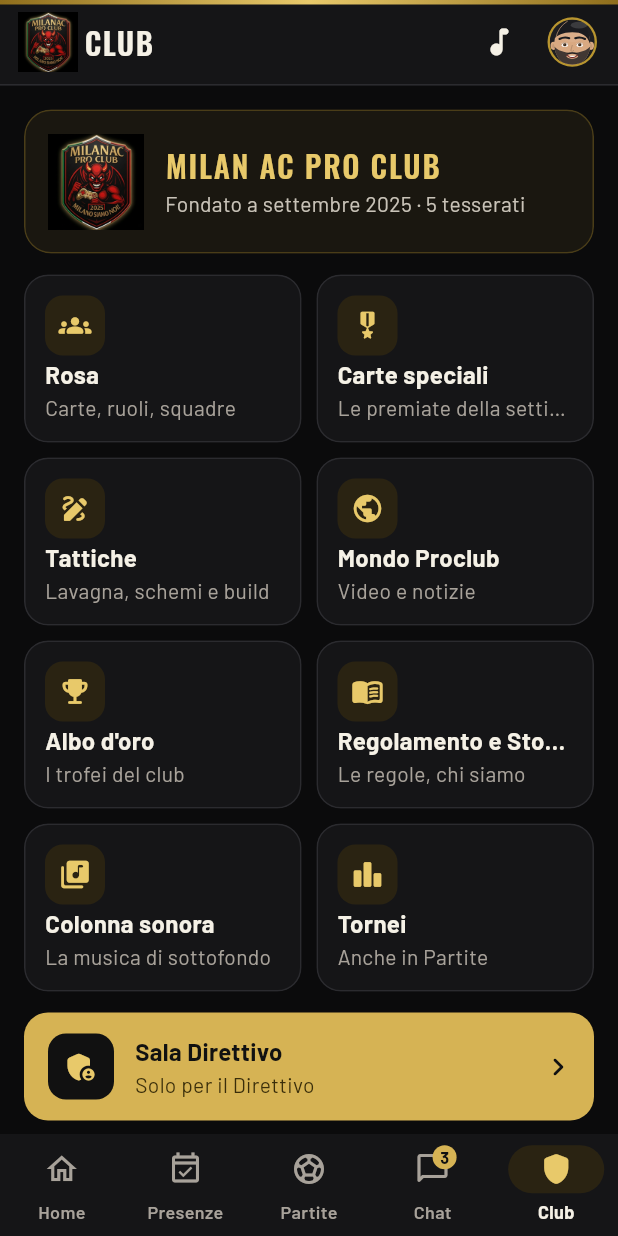
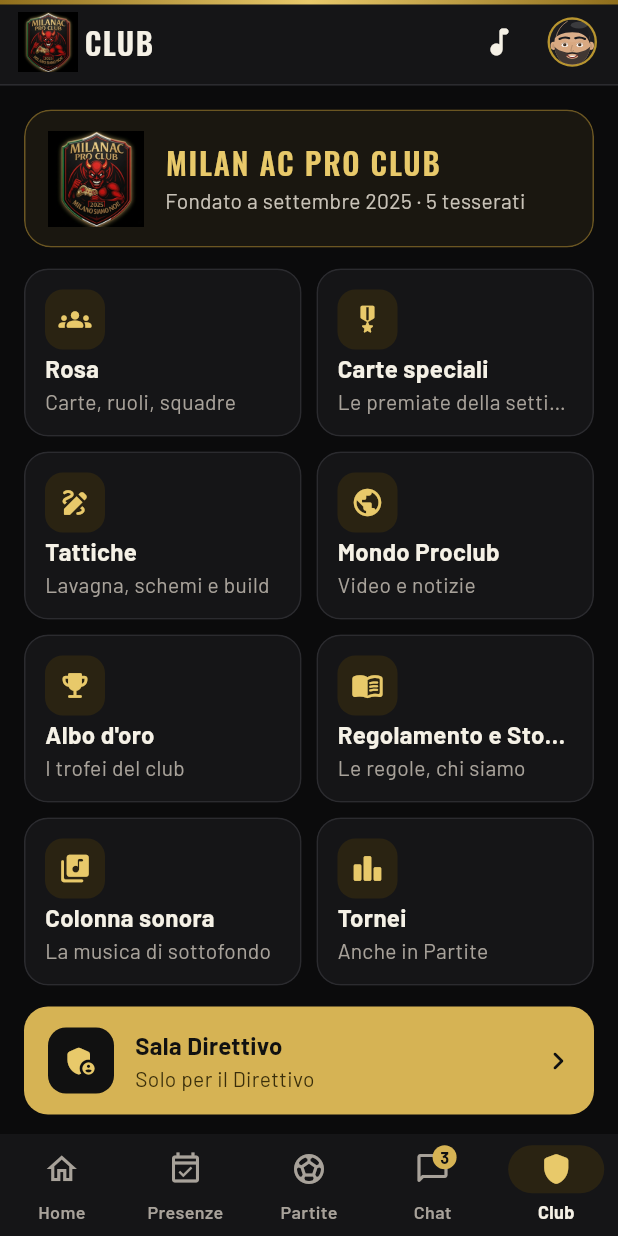
Before and after one commit to lukerondo/milanac-app, a Flutter app: the screen it shows after launch, item 5 of the bottom bar chosen, on a phone screen of 412 x 824 dp. Run offline on Flutter 3.47's test engine with Material 3 defaults, Android fonts, the phone set to English and light mode, and no system bars; our stand-ins replace file_picker, firebase_core, firebase_messaging, flutter_riverpod, go_router, image_picker and 8 more; missing offline and left inert: agora_rtc_engine, record, video_compress; accounts and stored records are empty; network calls fail.

Commit message:
Club: card del club con il bordo oro della tavola
Co-Authored-By: Claude Opus 5.5 <noreply@anthropic.com>
Claude-Session: https://claude.ai/code/session_01AqbAUFgzRc6jubsGkqE32q

```diff
--- a/lib/features/club/club_page.dart
+++ b/lib/features/club/club_page.dart
@@ -74,6 +74,8 @@ class ClubPage extends ConsumerWidget {
       children: [
         AppCard(
           hero: true,
+          borderColor: p.isDark ? p.importantBorder : null,
+          padding: const EdgeInsets.symmetric(horizontal: 16, vertical: 14),
           child: Row(
             children: [
               Image.asset('assets/images/stemma_256.png', height: 64),
```
